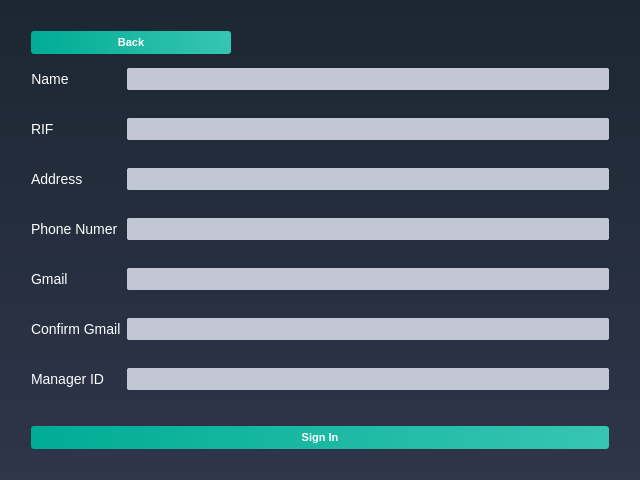
Before: the Qt Designer form Hermes_GUI/signin_commerce_dialog.ui in gustavo-dgs/Hermes, drawn with Qt 5.
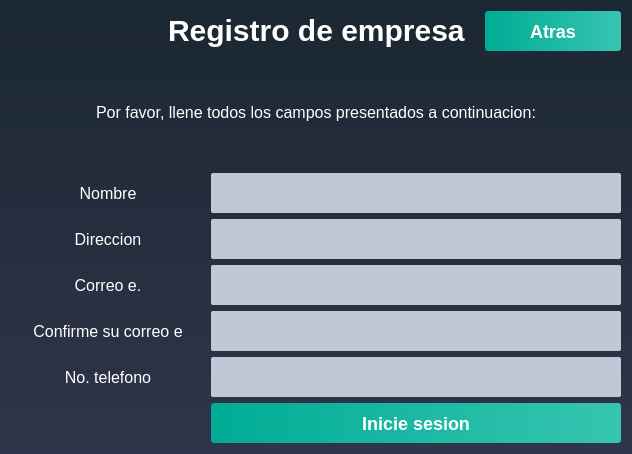
After: the same form once the commit is applied. Icons and pictures are not drawn.

Patch:
```diff
--- a/Hermes_GUI/signin_commerce_dialog.ui
+++ b/Hermes_GUI/signin_commerce_dialog.ui
@@ -6,8 +6,8 @@
    <rect>
     <x>0</x>
     <y>0</y>
-    <width>640</width>
-    <height>480</height>
+    <width>632</width>
+    <height>454</height>
    </rect>
   </property>
   <property name="windowTitle">
@@ -23,36 +23,68 @@
   </property>
   <layout class="QVBoxLayout" name="verticalLayout">
    <item>
-    <layout class="QVBoxLayout" name="verticalLayout_3">
-     <property name="spacing">
-      <number>0</number>
-     </property>
+    <layout class="QGridLayout" name="gridLayout">
      <property name="leftMargin">
-      <number>20</number>
-     </property>
-     <property name="topMargin">
-      <number>20</number>
+      <number>0</number>
      </property>
      <property name="rightMargin">
-      <number>20</number>
+      <number>0</number>
      </property>
-     <property name="bottomMargin">
+     <property name="spacing">
       <number>20</number>
      </property>
-     <item>
+     <item row="0" column="0" alignment="Qt::AlignLeft">
+      <widget class="QLabel" name="label_8">
+       <property name="maximumSize">
+        <size>
+         <width>180</width>
+         <height>80</height>
+        </size>
+       </property>
+       <property name="styleSheet">
+        <string notr="true">QLabel
+{
+	background-color: transparent;
+
+
+
+}</string>
+       </property>
+       <property name="text">
+        <string/>
+       </property>
+       <property name="pixmap">
+        <pixmap resource="hermes_imagenes.qrc">:/Logo oficial Hermes(1).png</pixmap>
+       </property>
+      </widget>
+     </item>
+     <item row="0" column="2">
       <widget class="QPushButton" name="pushButton">
+       <property name="minimumSize">
+        <size>
+         <width>100</width>
+         <height>0</height>
+        </size>
+       </property>
        <property name="maximumSize">
         <size>
          <width>200</width>
-         <height>16777215</height>
+         <height>40</height>
         </size>
        </property>
+       <property name="font">
+        <font>
+         <pointsize>-1</pointsize>
+         <weight>75</weight>
+         <bold>true</bold>
+        </font>
+       </property>
        <property name="styleSheet">
         <string notr="true">QPushButton
 {
 	background-color: qlineargradient(spread:pad, x1:0, y1:0.511, x2:1, y2:0.511, stop:0 rgba(0, 172, 149, 255),stop:0.995192 rgba(54, 197, 177, 255));
 	color: #fff;
-	font-size: 11px;
+	font-size: 18px;
 	font-weight: bold;
 	border: none;
 	border-radius: 3px;
@@ -61,52 +93,108 @@
 }</string>
        </property>
        <property name="text">
-        <string>Back</string>
+        <string>Atras</string>
        </property>
-      </widget>
-     </item>
-     <item>
-      <layout class="QFormLayout" name="formLayout">
-       <property name="fieldGrowthPolicy">
-        <enum>QFormLayout::AllNonFixedFieldsGrow</enum>
+       <property name="icon">
+        <iconset resource="hermes_imagenes.qrc">
+         <normaloff>:/back.png</normaloff>:/back.png</iconset>
        </property>
-       <property name="horizontalSpacing">
-        <number>6</number>
-       </property>
-       <property name="verticalSpacing">
-        <number>28</number>
-       </property>
-       <property name="topMargin">
-        <number>14</number>
-       </property>
-       <property name="bottomMargin">
-        <number>10</number>
-       </property>
-       <item row="0" column="0">
-        <widget class="QLabel" name="label">
-         <property name="font">
-          <font>
-           <pointsize>-1</pointsize>
-          </font>
-         </property>
-         <property name="styleSheet">
-          <string notr="true">QLabel
-{
-	background-color: transparent;
-	color: #ffffff;
-	font-size: 14px;
-
-}</string>
-         </property>
-         <property name="text">
-          <string>Name</string>
-         </property>
-         <property name="alignment">
-          <set>Qt::AlignCenter</set>
+       <property name="iconSize">
+        <size>
+         <width>25</width>
+         <height>25</height>
+        </size>
          </property>
         </widget>
        </item>
        <item row="0" column="1">
+      <widget class="QLabel" name="label_9">
+       <property name="maximumSize">
+        <size>
+         <width>300</width>
+         <height>250</height>
+        </size>
+       </property>
+       <property name="font">
+        <font>
+         <pointsize>-1</pointsize>
+         <weight>75</weight>
+         <bold>true</bold>
+        </font>
+       </property>
+       <property name="styleSheet">
+        <string notr="true">QLabel
+{
+	background-color: transparent;
+	color: #FFFFFF;
+	font-size: 30px;
+	font-weight: bold;
+
+
+}</string>
+       </property>
+       <property name="text">
+        <string>&lt;html&gt;&lt;head/&gt;&lt;body&gt;&lt;p&gt;Registro de empresa&lt;/p&gt;&lt;/body&gt;&lt;/html&gt;</string>
+       </property>
+      </widget>
+     </item>
+    </layout>
+   </item>
+   <item>
+    <layout class="QVBoxLayout" name="verticalLayout_4">
+     <item>
+      <widget class="QLabel" name="label_7">
+       <property name="font">
+        <font>
+         <pointsize>-1</pointsize>
+        </font>
+       </property>
+       <property name="styleSheet">
+        <string notr="true">QLabel
+{
+	background-color: transparent;
+	color: #ffffff;
+	font-size: 16px;
+
+}</string>
+       </property>
+       <property name="text">
+        <string>Por favor, llene todos los campos presentados a continuacion:</string>
+       </property>
+       <property name="alignment">
+        <set>Qt::AlignCenter</set>
+       </property>
+      </widget>
+     </item>
+    </layout>
+   </item>
+   <item>
+    <layout class="QHBoxLayout" name="horizontalLayout_3">
+     <item>
+      <widget class="QLabel" name="label">
+       <property name="font">
+        <font>
+         <pointsize>-1</pointsize>
+        </font>
+       </property>
+       <property name="styleSheet">
+        <string notr="true">QLabel
+{
+	background-color: transparent;
+	color: #ffffff;
+	font-size: 16px;
+
+}</string>
+       </property>
+       <property name="text">
+        <string>Nombre</string>
+       </property>
+       <property name="alignment">
+        <set>Qt::AlignCenter</set>
+       </property>
+      </widget>
+     </item>
+     <item>
         <widget class="QLineEdit" name="lineEdit">
          <property name="sizePolicy">
           <sizepolicy hsizetype="Expanding" vsizetype="Preferred">
@@ -114,6 +202,18 @@
            <verstretch>0</verstretch>
           </sizepolicy>
          </property>
+       <property name="minimumSize">
+        <size>
+         <width>350</width>
+         <height>0</height>
+        </size>
+       </property>
+       <property name="maximumSize">
+        <size>
+         <width>410</width>
+         <height>40</height>
+        </size>
+       </property>
          <property name="styleSheet">
           <string notr="true">QLineEdit
 {
@@ -128,7 +228,11 @@
          </property>
         </widget>
        </item>
-       <item row="2" column="0">
+    </layout>
+   </item>
+   <item>
+    <layout class="QHBoxLayout" name="horizontalLayout_4">
+     <item>
         <widget class="QLabel" name="label_2">
          <property name="font">
           <font>
@@ -140,16 +244,19 @@
 {
 	background-color: transparent;
 	color: #ffffff;
-	font-size: 14px;
+	font-size: 16px;
 
 }</string>
          </property>
          <property name="text">
-          <string>RIF</string>
+        <string>Direccion</string>
+       </property>
+       <property name="alignment">
+        <set>Qt::AlignCenter</set>
          </property>
         </widget>
        </item>
-       <item row="2" column="1">
+     <item>
         <widget class="QLineEdit" name="lineEdit_2">
          <property name="sizePolicy">
           <sizepolicy hsizetype="Expanding" vsizetype="Preferred">
@@ -157,6 +264,18 @@
            <verstretch>0</verstretch>
           </sizepolicy>
          </property>
+       <property name="minimumSize">
+        <size>
+         <width>350</width>
+         <height>0</height>
+        </size>
+       </property>
+       <property name="maximumSize">
+        <size>
+         <width>410</width>
+         <height>40</height>
+        </size>
+       </property>
          <property name="styleSheet">
           <string notr="true">QLineEdit
 {
@@ -171,7 +290,11 @@
          </property>
         </widget>
        </item>
-       <item row="3" column="0">
+    </layout>
+   </item>
+   <item>
+    <layout class="QHBoxLayout" name="horizontalLayout_5">
+     <item>
         <widget class="QLabel" name="label_3">
          <property name="font">
           <font>
@@ -183,16 +306,19 @@
 {
 	background-color: transparent;
 	color: #ffffff;
-	font-size: 14px;
+	font-size: 16px;
 
 }</string>
          </property>
          <property name="text">
-          <string>Address</string>
+        <string>Correo e.</string>
+       </property>
+       <property name="alignment">
+        <set>Qt::AlignCenter</set>
          </property>
         </widget>
        </item>
-       <item row="3" column="1">
+     <item>
         <widget class="QLineEdit" name="lineEdit_3">
          <property name="sizePolicy">
           <sizepolicy hsizetype="Expanding" vsizetype="Preferred">
@@ -200,6 +326,18 @@
            <verstretch>0</verstretch>
           </sizepolicy>
          </property>
+       <property name="minimumSize">
+        <size>
+         <width>350</width>
+         <height>0</height>
+        </size>
+       </property>
+       <property name="maximumSize">
+        <size>
+         <width>410</width>
+         <height>40</height>
+        </size>
+       </property>
          <property name="styleSheet">
           <string notr="true">QLineEdit
 {
@@ -214,7 +352,11 @@
          </property>
         </widget>
        </item>
-       <item row="4" column="0">
+    </layout>
+   </item>
+   <item>
+    <layout class="QHBoxLayout" name="horizontalLayout_6">
+     <item>
         <widget class="QLabel" name="label_4">
          <property name="font">
           <font>
@@ -226,16 +368,19 @@
 {
 	background-color: transparent;
 	color: #ffffff;
-	font-size: 14px;
+	font-size: 16px;
 
 }</string>
          </property>
          <property name="text">
-          <string>Phone Numer</string>
+        <string>Confirme su correo e</string>
+       </property>
+       <property name="alignment">
+        <set>Qt::AlignCenter</set>
          </property>
         </widget>
        </item>
-       <item row="4" column="1">
+     <item>
         <widget class="QLineEdit" name="lineEdit_4">
          <property name="sizePolicy">
           <sizepolicy hsizetype="Expanding" vsizetype="Preferred">
@@ -243,6 +388,18 @@
            <verstretch>0</verstretch>
           </sizepolicy>
          </property>
+       <property name="minimumSize">
+        <size>
+         <width>410</width>
+         <height>0</height>
+        </size>
+       </property>
+       <property name="maximumSize">
+        <size>
+         <width>410</width>
+         <height>40</height>
+        </size>
+       </property>
          <property name="styleSheet">
           <string notr="true">QLineEdit
 {
@@ -257,7 +414,11 @@
          </property>
         </widget>
        </item>
-       <item row="5" column="0">
+    </layout>
+   </item>
+   <item>
+    <layout class="QHBoxLayout" name="horizontalLayout_7">
+     <item>
         <widget class="QLabel" name="label_5">
          <property name="font">
           <font>
@@ -269,91 +430,38 @@
 {
 	background-color: transparent;
 	color: #ffffff;
-	font-size: 14px;
+	font-size: 16px;
 
 }</string>
          </property>
          <property name="text">
-          <string>Gmail</string>
-         </property>
-        </widget>
-       </item>
-       <item row="6" column="0">
-        <widget class="QLabel" name="label_6">
-         <property name="font">
-          <font>
-           <pointsize>-1</pointsize>
-          </font>
-         </property>
-         <property name="styleSheet">
-          <string notr="true">QLabel
-{
-	background-color: transparent;
-	color: #ffffff;
-	font-size: 14px;
-
-}</string>
-         </property>
-         <property name="text">
-          <string>Confirm Gmail</string>
-         </property>
-        </widget>
-       </item>
-       <item row="5" column="1">
+        <string>No. telefono</string>
+       </property>
+       <property name="alignment">
+        <set>Qt::AlignCenter</set>
+       </property>
+      </widget>
+     </item>
+     <item>
         <widget class="QLineEdit" name="lineEdit_5">
-         <property name="styleSheet">
-          <string notr="true">QLineEdit
-{
-	background-color: #c2c7d5;
-	color: #000;
-	font-weight: bold;
-	border: none;
-	border-radius: 2px;
-	padding: 3px;
-
-}</string>
-         </property>
-        </widget>
-       </item>
-       <item row="6" column="1">
-        <widget class="QLineEdit" name="lineEdit_6">
-         <property name="styleSheet">
-          <string notr="true">QLineEdit
-{
-	background-color: #c2c7d5;
-	color: #000;
-	font-weight: bold;
-	border: none;
-	border-radius: 2px;
-	padding: 3px;
-
-}</string>
-         </property>
-        </widget>
-       </item>
-       <item row="7" column="0">
-        <widget class="QLabel" name="label_7">
-         <property name="font">
-          <font>
-           <pointsize>-1</pointsize>
-          </font>
-         </property>
-         <property name="styleSheet">
-          <string notr="true">QLabel
-{
-	background-color: transparent;
-	color: #ffffff;
-	font-size: 14px;
-
-}</string>
-         </property>
-         <property name="text">
-          <string>Manager ID</string>
-         </property>
-        </widget>
-       </item>
-       <item row="7" column="1">
-        <widget class="QLineEdit" name="lineEdit_7">
+       <property name="sizePolicy">
+        <sizepolicy hsizetype="Expanding" vsizetype="Preferred">
+         <horstretch>0</horstretch>
+         <verstretch>0</verstretch>
+        </sizepolicy>
+       </property>
+       <property name="minimumSize">
+        <size>
+         <width>350</width>
+         <height>0</height>
+        </size>
+       </property>
+       <property name="maximumSize">
+        <size>
+         <width>410</width>
+         <height>40</height>
+        </size>
+       </property>
          <property name="styleSheet">
           <string notr="true">QLineEdit
 {
@@ -371,15 +479,34 @@
       </layout>
      </item>
      <item>
-      <layout class="QHBoxLayout" name="horizontalLayout">
-       <item>
+    <layout class="QVBoxLayout" name="verticalLayout_3">
+     <item alignment="Qt::AlignRight">
         <widget class="QPushButton" name="pushButton_2">
+       <property name="minimumSize">
+        <size>
+         <width>410</width>
+         <height>0</height>
+        </size>
+       </property>
+       <property name="maximumSize">
+        <size>
+         <width>500</width>
+         <height>40</height>
+        </size>
+       </property>
+       <property name="font">
+        <font>
+         <pointsize>-1</pointsize>
+         <weight>75</weight>
+         <bold>true</bold>
+        </font>
+       </property>
          <property name="styleSheet">
           <string notr="true">QPushButton
 {
 	background-color: qlineargradient(spread:pad, x1:0, y1:0.511, x2:1, y2:0.511, stop:0 rgba(0, 172, 149, 255),stop:0.995192 rgba(54, 197, 177, 255));
 	color: #fff;
-	font-size: 11px;
+	font-size: 18px;
 	font-weight: bold;
 	border: none;
 	border-radius: 3px;
@@ -388,15 +515,29 @@
 }</string>
          </property>
          <property name="text">
-          <string>Sign In</string>
+        <string>Inicie sesion</string>
          </property>
         </widget>
        </item>
       </layout>
      </item>
     </layout>
-   </item>
-  </layout>
+  <zorder>gridLayoutWidget</zorder>
+  <zorder>pushButton</zorder>
+  <zorder>label_8</zorder>
+  <zorder>horizontalLayoutWidget</zorder>
+  <zorder>horizontalLayoutWidget_2</zorder>
+  <zorder>horizontalLayoutWidget_3</zorder>
+  <zorder>horizontalLayoutWidget_4</zorder>
+  <zorder>horizontalLayoutWidget_5</zorder>
+  <zorder>horizontalLayoutWidget_6</zorder>
+  <zorder>lineEdit_5</zorder>
+  <zorder>verticalLayoutWidget</zorder>
+  <zorder>verticalLayoutWidget_2</zorder>
+  <zorder>label_7</zorder>
+  <zorder>horizontalLayoutWidget_6</zorder>
+  <zorder>verticalLayoutWidget</zorder>
+  <zorder>label_9</zorder>
  </widget>
  <resources/>
  <connections/>
```
Left out of the diff: 6 changed lines with no effect on the pictures. Lines whose indentation alone changed are shown as unchanged.
